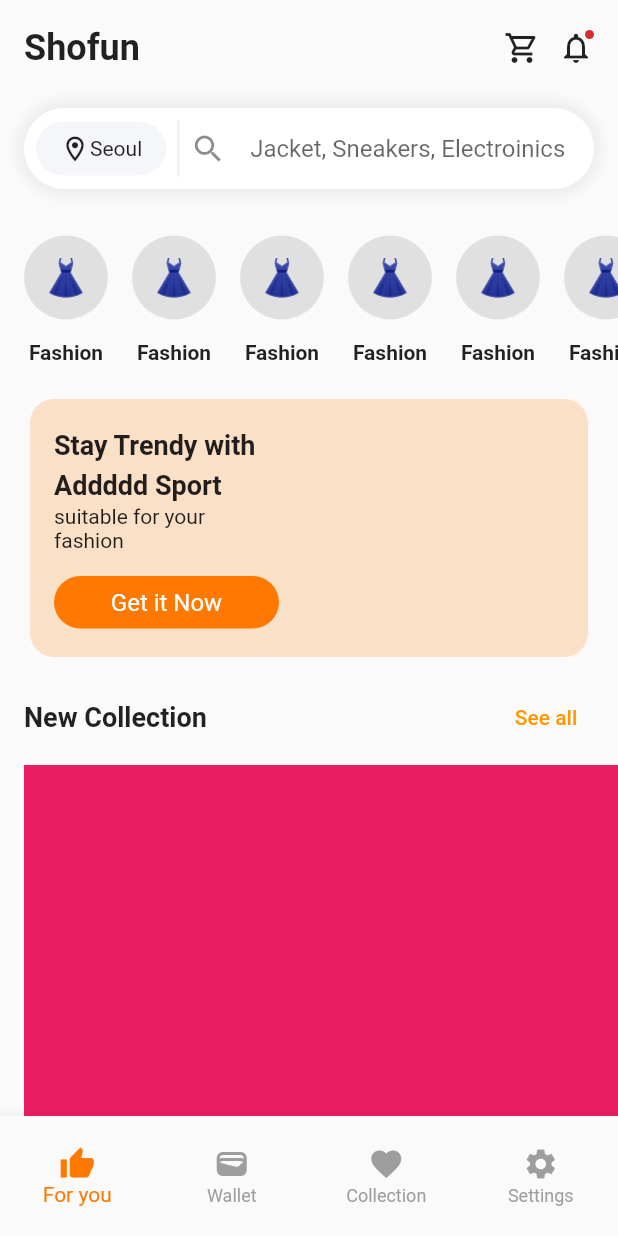
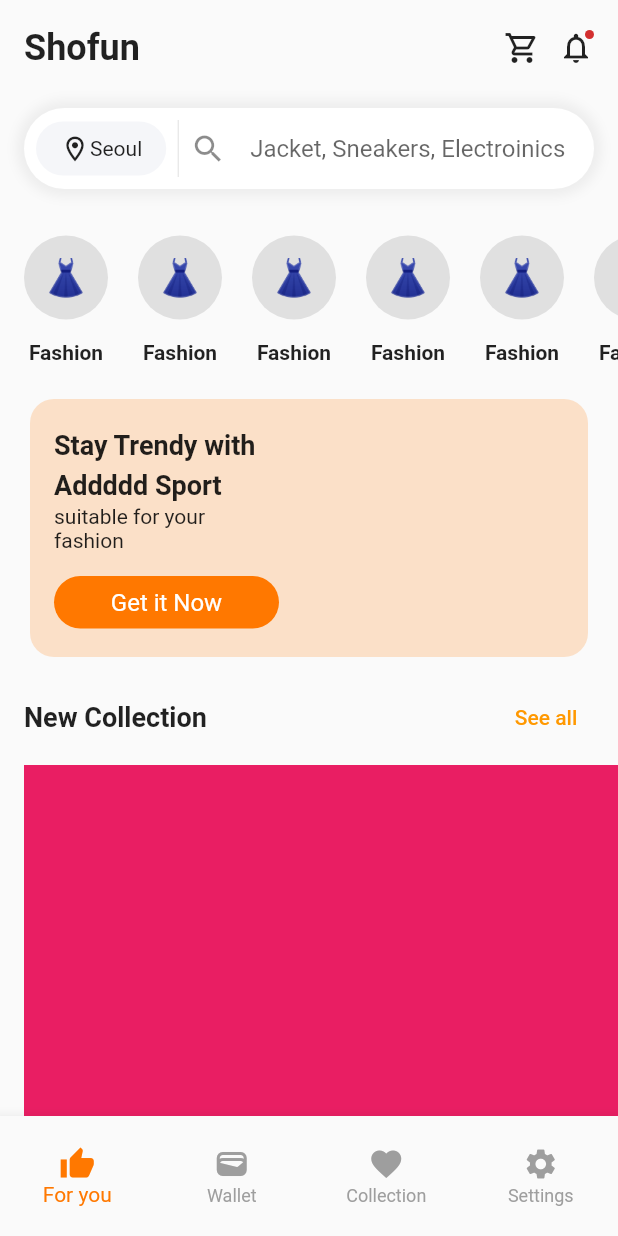
Before and after one commit to JAICHANGPARK/flutter_notebook_chapter_24, a Flutter app: the EcommerceMainPage screen opened directly, on a phone screen of 412 x 824 dp. Run offline on Flutter 3.47's test engine with Material 2 defaults, Android fonts, the phone set to English and light mode, and no system bars; our stand-ins replace flutter_riverpod, freezed_annotation, ionicons, percent_indicator; missing offline and left inert: crypto_font_icons; network calls fail.

Commit message:
Update ecommerce_home_widget.dart

```diff
--- a/lib/ep1383_ecommerce_app/view/ecommerce_home_widget.dart
+++ b/lib/ep1383_ecommerce_app/view/ecommerce_home_widget.dart
@@ -92,7 +92,7 @@ class _EcommerceHomeWidgetState extends State<EcommerceHomeWidget> {
             itemCount: 10,
             itemBuilder: (context, _) {
               return Padding(
-                padding: const EdgeInsets.only(right: 16),
+                padding: const EdgeInsets.only(right: 20),
                 child: Column(
                   mainAxisAlignment: MainAxisAlignment.center,
                   children: [
@@ -127,7 +127,7 @@ class _EcommerceHomeWidgetState extends State<EcommerceHomeWidget> {
                   height: 172,
                   margin: const EdgeInsets.symmetric(horizontal: 20),
                   decoration: BoxDecoration(
-                    color: Color(0x33ff7800),
+                    color: const Color(0x33ff7800),
                     borderRadius: BorderRadius.circular(16),
                   ),
                   child: Stack(
@@ -139,7 +139,7 @@ class _EcommerceHomeWidgetState extends State<EcommerceHomeWidget> {
                         right: MediaQuery.of(context).size.width / 2,
                         child: Column(
                           children: [
-                            Text(
+                            const Text(
                               "Stay Trendy with Addddd Sport",
                               style: TextStyle(
                                 height: 1.5,
@@ -147,19 +147,19 @@ class _EcommerceHomeWidgetState extends State<EcommerceHomeWidget> {
                                 fontSize: 18,
                               ),
                             ),
-                            Text("suitable for your fashion"),
-                            SizedBox(
+                            const Text("suitable for your fashion"),
+                            const SizedBox(
                               height: 16,
                             ),
                             Container(
                               decoration: BoxDecoration(
-                                color: Color(0xffff7800),
+                                color: const Color(0xffff7800),
                                 borderRadius: BorderRadius.circular(24),
                               ),
-                              padding: EdgeInsets.symmetric(
+                              padding: const EdgeInsets.symmetric(
                                 vertical: 8,
                               ),
-                              child: Center(
+                              child: const Center(
                                 child: Text(
                                   "Get it Now",
                                   style: TextStyle(
```
